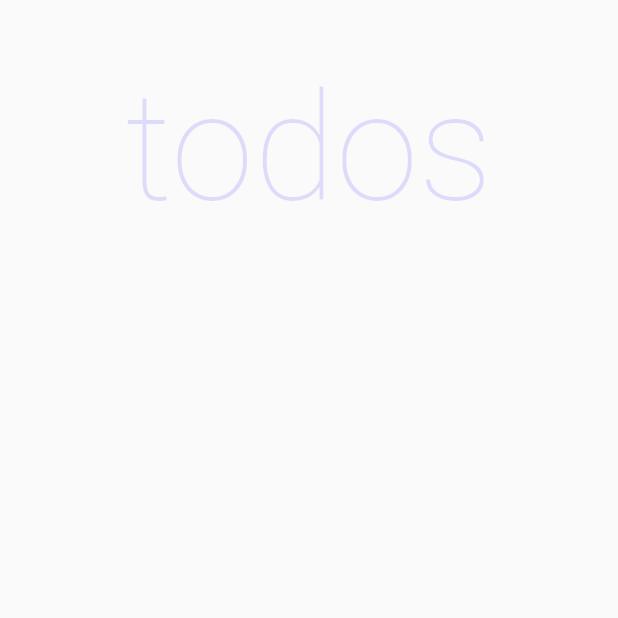
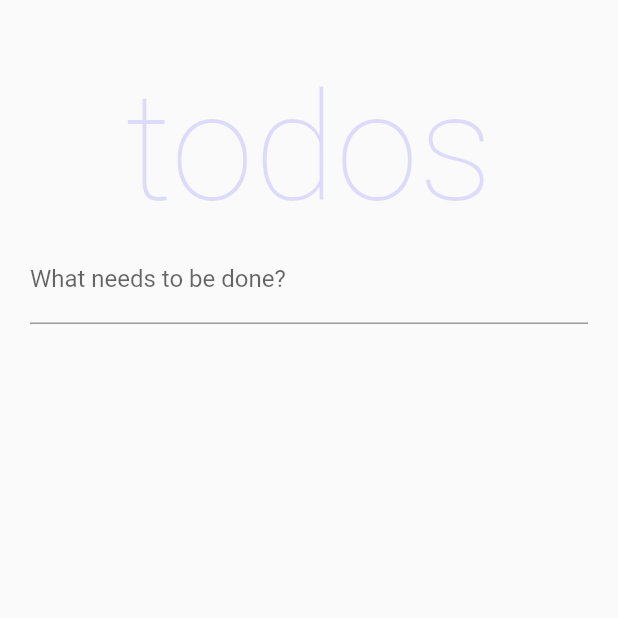
Before and after one commit to misaki-kawaguchi/todos_riverpod, a Flutter app: the screen it shows after launch, on a phone screen of 412 x 824 dp, the top half of it. Run offline on Flutter 3.47's test engine with Material 2 defaults, Android fonts, the phone set to English and light mode, and no system bars; Roboto replaces fonts that are missing (Helvetica Neue).

Commit message:
TextFieldを追加

```diff
--- a/lib/ui/pages/home_page.dart
+++ b/lib/ui/pages/home_page.dart
@@ -9,6 +9,8 @@ class HomePage extends StatefulWidget {
 }
 
 class _HomePageState extends State<HomePage> {
+  final addTodoKey = UniqueKey();
+  final newTodoController = TextEditingController();
   @override
   Widget build(BuildContext context) {
     return Scaffold(
@@ -16,8 +18,18 @@ class _HomePageState extends State<HomePage> {
         padding: const EdgeInsets.symmetric(horizontal: 20, vertical: 40),
         child: Column(
           crossAxisAlignment: CrossAxisAlignment.stretch,
-          children: const [
-            TodoTitle(),
+          children: [
+            const TodoTitle(),
+            TextField(
+              key: addTodoKey,
+              controller: newTodoController,
+              decoration: const InputDecoration(
+                labelText: 'What needs to be done?',
+              ),
+              onSubmitted: (value){
+                newTodoController.clear();
+              },
+            ),
           ],
         ),
       ),
```
